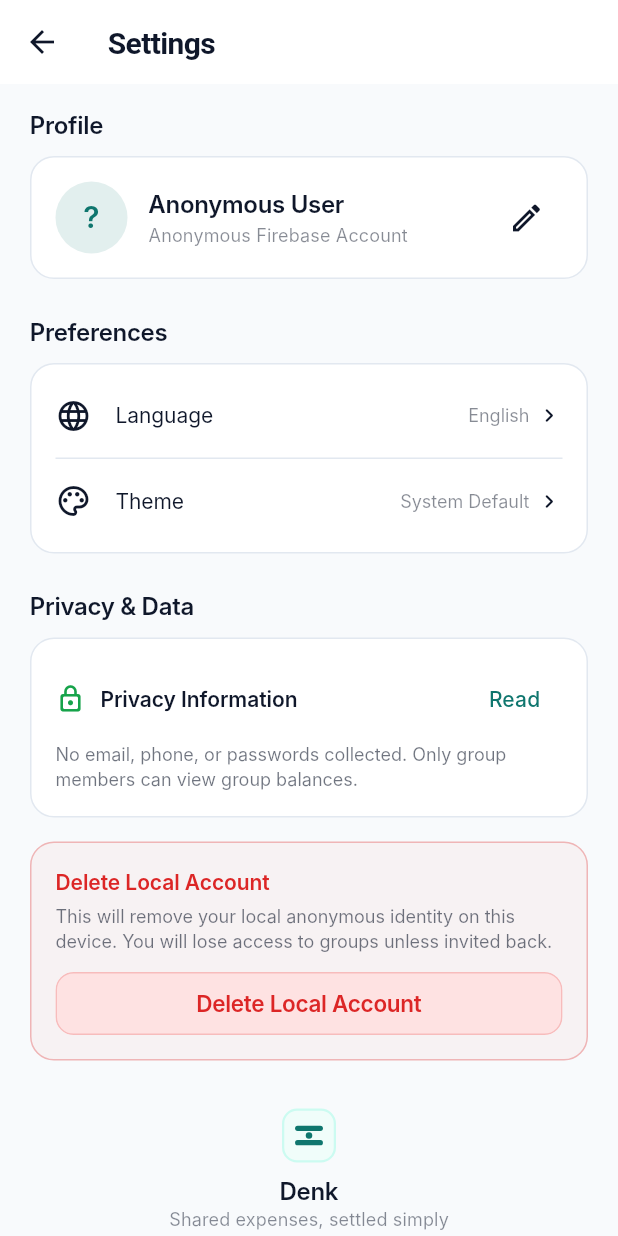
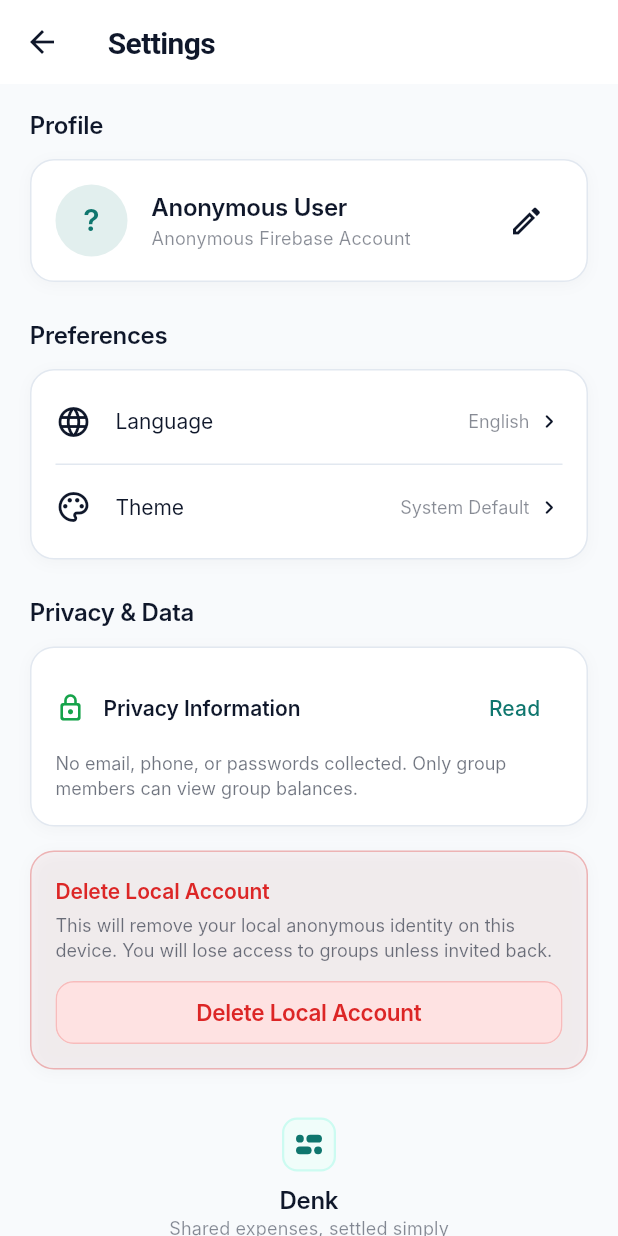
Before and after one commit to OmerFarukAY/shared-expenses-app, a Flutter app: the GroupsListScreen screen opened directly, after a tap on the "settings" icon, on a phone screen of 412 x 824 dp. Run offline on Flutter 3.47's test engine with Material 3 defaults, Android fonts, the phone set to English and light mode, and no system bars; our stand-ins replace cloud_firestore, firebase_auth, firebase_core, flutter_riverpod, shared_preferences; missing offline and left inert: firebase_app_check; accounts and stored records are empty; network calls fail; Roboto replaces fonts that are missing (Inter).

Commit message:
refactor: add press animations and shadows to DenkCard, redesign DenkLogo, and refine component spacing

```diff
--- a/lib/core/widgets/denk_button.dart
+++ b/lib/core/widgets/denk_button.dart
@@ -3,7 +3,7 @@ import 'package:denk/core/theme/app_colors.dart';
 
 enum DenkButtonVariant { primary, secondary, destructive, text }
 
-class DenkButton extends StatelessWidget {
+class DenkButton extends StatefulWidget {
   final String label;
   final VoidCallback? onPressed;
   final DenkButtonVariant variant;
@@ -24,6 +24,13 @@ class DenkButton extends StatelessWidget {
   });
 
   @override
+  State<DenkButton> createState() => _DenkButtonState();
+}
+
+class _DenkButtonState extends State<DenkButton> {
+  bool _isPressed = false;
+
+  @override
   Widget build(BuildContext context) {
     final theme = Theme.of(context);
     final isDark = theme.brightness == Brightness.dark;
@@ -32,7 +39,7 @@ class DenkButton extends StatelessWidget {
     Color fgColor;
     BorderSide borderSide = BorderSide.none;
 
-    switch (variant) {
+    switch (widget.variant) {
       case DenkButtonVariant.primary:
         bgColor = isDark ? AppColors.primary500 : AppColors.primary700;
         fgColor = isDark ? const Color(0xFF042F2E) : Colors.white;
@@ -65,7 +72,7 @@ class DenkButton extends StatelessWidget {
         break;
     }
 
-    final Widget content = isLoading
+    final Widget content = widget.isLoading
         ? SizedBox(
             width: 20,
             height: 20,
@@ -78,12 +85,12 @@ class DenkButton extends StatelessWidget {
             mainAxisSize: MainAxisSize.min,
             mainAxisAlignment: MainAxisAlignment.center,
             children: [
-              if (icon != null) ...[
-                Icon(icon, size: 18, color: fgColor),
+              if (widget.icon != null) ...[
+                Icon(widget.icon, size: 18, color: fgColor),
                 const SizedBox(width: 8),
               ],
               Text(
-                label,
+                widget.label,
                 style: TextStyle(
                   color: fgColor,
                   fontSize: 15,
@@ -94,11 +101,17 @@ class DenkButton extends StatelessWidget {
             ],
           );
 
-    return SizedBox(
-      width: width,
-      height: height,
+    final bool isDisabled = widget.isLoading || widget.onPressed == null;
+
+    return AnimatedScale(
+      scale: _isPressed ? 0.97 : 1.0,
+      duration: const Duration(milliseconds: 100),
+      curve: Curves.easeInOut,
+      child: SizedBox(
+        width: widget.width,
+        height: widget.height,
         child: Material(
-        color: onPressed == null ? bgColor.withValues(alpha: 0.5) : bgColor,
+          color: isDisabled ? bgColor.withValues(alpha: 0.5) : bgColor,
           shape: RoundedRectangleBorder(
             borderRadius: BorderRadius.circular(12),
             side: borderSide,
@@ -106,11 +119,16 @@ class DenkButton extends StatelessWidget {
           clipBehavior: Clip.antiAlias,
           child: Semantics(
             button: true,
-          enabled: onPressed != null && !isLoading,
-          label: label,
+            enabled: !isDisabled,
+            label: widget.label,
             excludeSemantics: true,
             child: InkWell(
-            onTap: (isLoading || onPressed == null) ? null : onPressed,
+              onHighlightChanged: (isHighlighted) {
+                if (!isDisabled) {
+                  setState(() => _isPressed = isHighlighted);
+                }
+              },
+              onTap: isDisabled ? null : widget.onPressed,
               child: Padding(
                 padding: const EdgeInsets.symmetric(horizontal: 16),
                 child: Center(child: content),
@@ -118,6 +136,7 @@ class DenkButton extends StatelessWidget {
             ),
           ),
         ),
+      ),
     );
   }
 }
--- a/lib/core/widgets/denk_card.dart
+++ b/lib/core/widgets/denk_card.dart
@@ -3,7 +3,7 @@ import 'package:flutter/material.dart';
 /// Clean card container with a subtle hairline border and soft background.
 ///
 /// Avoids heavy artificial drop shadows in favor of modern, calm border surfaces.
-class DenkCard extends StatelessWidget {
+class DenkCard extends StatefulWidget {
   final Widget child;
   final EdgeInsetsGeometry padding;
   final EdgeInsetsGeometry? margin;
@@ -24,41 +24,68 @@ class DenkCard extends StatelessWidget {
   });
 
   @override
+  State<DenkCard> createState() => _DenkCardState();
+}
+
+class _DenkCardState extends State<DenkCard> {
+  bool _isPressed = false;
+
+  @override
   Widget build(BuildContext context) {
     final theme = Theme.of(context);
-    final cardColor =
-        backgroundColor ?? theme.cardTheme.color ?? theme.colorScheme.surface;
-    final strokeColor = borderColor ?? theme.colorScheme.outline;
+    final isDark = theme.brightness == Brightness.dark;
+
+    final cardColor = widget.backgroundColor ??
+        theme.cardTheme.color ??
+        theme.colorScheme.surface;
+    final strokeColor = widget.borderColor ?? theme.colorScheme.outline;
 
     final decoration = BoxDecoration(
       color: cardColor,
-      borderRadius: BorderRadius.circular(borderRadius),
+      borderRadius: BorderRadius.circular(widget.borderRadius),
       border: Border.all(color: strokeColor, width: 1),
+      boxShadow: [
+        BoxShadow(
+          color: isDark
+              ? Colors.black.withValues(alpha: 0.2)
+              : Colors.black.withValues(alpha: 0.03),
+          blurRadius: 8,
+          offset: const Offset(0, 2),
+        ),
+      ],
     );
 
     Widget result;
-    if (onTap != null) {
-      result = Material(
-        color: Colors.transparent,
-        child: InkWell(
-          onTap: onTap,
-          borderRadius: BorderRadius.circular(borderRadius),
-          child: Ink(
-            decoration: decoration,
-            child: Padding(padding: padding, child: child),
+    if (widget.onTap != null) {
+      result = AnimatedScale(
+        scale: _isPressed ? 0.98 : 1.0,
+        duration: const Duration(milliseconds: 150),
+        curve: Curves.easeOutCubic,
+        child: Material(
+          color: Colors.transparent,
+          child: InkWell(
+            onHighlightChanged: (isHighlighted) {
+              setState(() => _isPressed = isHighlighted);
+            },
+            onTap: widget.onTap,
+            borderRadius: BorderRadius.circular(widget.borderRadius),
+            child: Ink(
+              decoration: decoration,
+              child: Padding(padding: widget.padding, child: widget.child),
+            ),
           ),
         ),
       );
     } else {
       result = Container(
         decoration: decoration,
-        padding: padding,
-        child: child,
+        padding: widget.padding,
+        child: widget.child,
       );
     }
 
-    if (margin != null) {
-      return Padding(padding: margin!, child: result);
+    if (widget.margin != null) {
+      return Padding(padding: widget.margin!, child: result);
     }
     return result;
   }
--- a/lib/core/widgets/denk_logo.dart
+++ b/lib/core/widgets/denk_logo.dart
@@ -3,8 +3,11 @@ import 'package:denk/core/theme/app_colors.dart';
 
 /// Clean geometric vector logo for Denk.
 ///
-/// Features two balanced horizontal beams in harmonious equilibrium,
-/// communicating equality, clarity, and fairness.
+/// Concept: "The Offset Balance"
+/// Features two horizontal axes, each containing a dot (representing a person)
+/// and a line (representing the shared expense). The 180-degree rotational
+/// symmetry communicates equality, balance, and the name "Denk" (Equal),
+/// while the separation of elements signifies splitting and sharing.
 class DenkLogo extends StatelessWidget {
   final double size;
   final Color? color;
@@ -62,37 +65,46 @@ class _DenkLogoPainter extends CustomPainter {
 
   @override
   void paint(Canvas canvas, Size size) {
+    // We scale the drawing to a 100x100 virtual coordinate system
+    // and then apply the actual size.
+    final scale = size.width / 100.0;
+
     final paint = Paint()
+      ..color = color
+      ..style = PaintingStyle.fill;
+
+    final strokePaint = Paint()
       ..color = color
       ..style = PaintingStyle.stroke
       ..strokeCap = StrokeCap.round
-      ..strokeWidth = size.width * 0.16;
+      ..strokeWidth = 24 * scale;
 
-    // Top horizontal beam (representing equal share)
-    final y1 = size.height * 0.28;
-    canvas.drawLine(
-      Offset(size.width * 0.15, y1),
-      Offset(size.width * 0.85, y1),
+    // Top Row (Y = 32)
+    // Dot at (22, 32)
+    canvas.drawCircle(
+      Offset(22 * scale, 32 * scale),
+      12 * scale,
       paint,
     );
-
-    // Bottom horizontal beam (representing balance / settlement)
-    final y2 = size.height * 0.72;
+    // Line from (54, 32) to (78, 32)
     canvas.drawLine(
-      Offset(size.width * 0.15, y2),
-      Offset(size.width * 0.85, y2),
-      paint,
+      Offset(54 * scale, 32 * scale),
+      Offset(78 * scale, 32 * scale),
+      strokePaint,
     );
 
-    // Central equilibrium accent: vertical bridge
-    final bridgePaint = Paint()
-      ..color = color
-      ..style = PaintingStyle.fill;
-
+    // Bottom Row (Y = 68)
+    // Line from (22, 68) to (46, 68)
+    canvas.drawLine(
+      Offset(22 * scale, 68 * scale),
+      Offset(46 * scale, 68 * scale),
+      strokePaint,
+    );
+    // Dot at (78, 68)
     canvas.drawCircle(
-      Offset(size.width * 0.5, size.height * 0.5),
-      size.width * 0.1,
-      bridgePaint,
+      Offset(78 * scale, 68 * scale),
+      12 * scale,
+      paint,
     );
   }
 
--- a/lib/core/widgets/denk_text_field.dart
+++ b/lib/core/widgets/denk_text_field.dart
@@ -48,7 +48,7 @@ class DenkTextField extends StatelessWidget {
               fontWeight: FontWeight.w600,
             ),
           ),
-          const SizedBox(height: 6),
+          const SizedBox(height: 8),
         ],
         TextField(
           controller: controller,
--- a/lib/features/expenses/presentation/expense_detail_screen.dart
+++ b/lib/features/expenses/presentation/expense_detail_screen.dart
@@ -237,7 +237,7 @@ class _ExpenseDetailScreenState extends ConsumerState<ExpenseDetailScreen> {
 
                   // Paid By Breakdown
                   Text(l10n?.paidBy ?? 'Paid by', style: AppTypography.h3),
-                  const SizedBox(height: 10),
+                  const SizedBox(height: 12),
                   DenkCard(
                     padding: const EdgeInsets.all(16),
                     child: Column(
@@ -245,7 +245,7 @@ class _ExpenseDetailScreenState extends ConsumerState<ExpenseDetailScreen> {
                         final name = _getMemberName(entry.key);
                         final amt = entry.value;
                         return Padding(
-                          padding: const EdgeInsets.symmetric(vertical: 6),
+                          padding: const EdgeInsets.symmetric(vertical: 8),
                           child: Row(
                             mainAxisAlignment: MainAxisAlignment.spaceBetween,
                             children: [
--- a/lib/features/expenses/presentation/expense_item_tile.dart
+++ b/lib/features/expenses/presentation/expense_item_tile.dart
@@ -90,7 +90,7 @@ class ExpenseItemTile extends StatelessWidget {
                     maxLines: 1,
                     overflow: TextOverflow.ellipsis,
                   ),
-                  const SizedBox(height: 3),
+                  const SizedBox(height: 4),
                   Row(
                     children: [
                       Text(
@@ -128,7 +128,7 @@ class ExpenseItemTile extends StatelessWidget {
                     fontWeight: FontWeight.w600,
                   ),
                 ),
-                const SizedBox(height: 2),
+                const SizedBox(height: 4),
                 if (myNetMinor > 0)
                   Text(
                     '+${currency.formatMinor(myNetMinor)}',
--- a/lib/features/groups/presentation/groups_list_screen.dart
+++ b/lib/features/groups/presentation/groups_list_screen.dart
@@ -34,7 +34,7 @@ class GroupsListScreen extends ConsumerWidget {
         title: Row(
           children: [
             const DenkLogo(size: 28, showBackground: false),
-            const SizedBox(width: 10),
+            const SizedBox(width: 12),
             Text(l10n?.appName ?? 'Denk', style: AppTypography.h2),
           ],
         ),
@@ -78,7 +78,7 @@ class GroupsListScreen extends ConsumerWidget {
                       actionLabel: l10n?.createGroup ?? 'Create Group',
                       onAction: () => CreateGroupSheet.show(context),
                     ),
-                    const SizedBox(height: 8),
+                    const SizedBox(height: 12),
                     DenkButton(
                       label: l10n?.joinGroup ?? 'Join with Code',
                       variant: DenkButtonVariant.secondary,
@@ -359,7 +359,7 @@ class _GroupCard extends StatelessWidget {
                         maxLines: 1,
                         overflow: TextOverflow.ellipsis,
                       ),
-                      const SizedBox(height: 2),
+                      const SizedBox(height: 4),
                       Text(
                         memberText,
                         style: AppTypography.bodySmall.copyWith(
--- a/lib/features/groups/presentation/join_requests_sheet.dart
+++ b/lib/features/groups/presentation/join_requests_sheet.dart
@@ -89,13 +89,13 @@ class JoinRequestsSheet extends ConsumerWidget {
                 physics: const NeverScrollableScrollPhysics(),
                 itemCount: requests.length,
                 separatorBuilder: (context, index) =>
-                    const SizedBox(height: 10),
+                    const SizedBox(height: 8),
                 itemBuilder: (context, index) {
                   final req = requests[index];
                   final dateFormatted = DateFormat.MMMd().format(req.createdAt);
 
                   return DenkCard(
-                    padding: const EdgeInsets.all(14),
+                    padding: const EdgeInsets.all(16),
                     child: Row(
                       children: [
                         CircleAvatar(
--- a/lib/features/settings/presentation/settings_screen.dart
+++ b/lib/features/settings/presentation/settings_screen.dart
@@ -319,7 +319,7 @@ class _SettingsScreenState extends ConsumerState<SettingsScreen> {
                     l10n?.settingsProfile ?? 'Profile',
                     style: AppTypography.h3,
                   ),
-                  const SizedBox(height: 10),
+                  const SizedBox(height: 12),
                   DenkCard(
                     padding: const EdgeInsets.all(16),
                     child: Column(
@@ -339,7 +339,7 @@ class _SettingsScreenState extends ConsumerState<SettingsScreen> {
                                 ),
                               ),
                             ),
-                            const SizedBox(width: 14),
+                            const SizedBox(width: 16),
                             Expanded(
                               child: Column(
                                 crossAxisAlignment: CrossAxisAlignment.start,
@@ -420,7 +420,7 @@ class _SettingsScreenState extends ConsumerState<SettingsScreen> {
                     l10n?.settingsPreferences ?? 'Preferences',
                     style: AppTypography.h3,
                   ),
-                  const SizedBox(height: 10),
+                  const SizedBox(height: 12),
                   DenkCard(
                     padding: const EdgeInsets.symmetric(
                       horizontal: 16,
@@ -495,7 +495,7 @@ class _SettingsScreenState extends ConsumerState<SettingsScreen> {
                     l10n?.settingsPrivacy ?? 'Privacy & Data',
                     style: AppTypography.h3,
                   ),
-                  const SizedBox(height: 10),
+                  const SizedBox(height: 12),
                   DenkCard(
                     padding: const EdgeInsets.all(16),
                     child: Column(
@@ -508,7 +508,7 @@ class _SettingsScreenState extends ConsumerState<SettingsScreen> {
                               color: AppColors.positive,
                               size: 20,
                             ),
-                            const SizedBox(width: 10),
+                            const SizedBox(width: 12),
                             Expanded(
                               child: Text(
                                 l10n?.settingsPrivacyInfo ??
```
Lines whose indentation alone changed are shown as unchanged.
